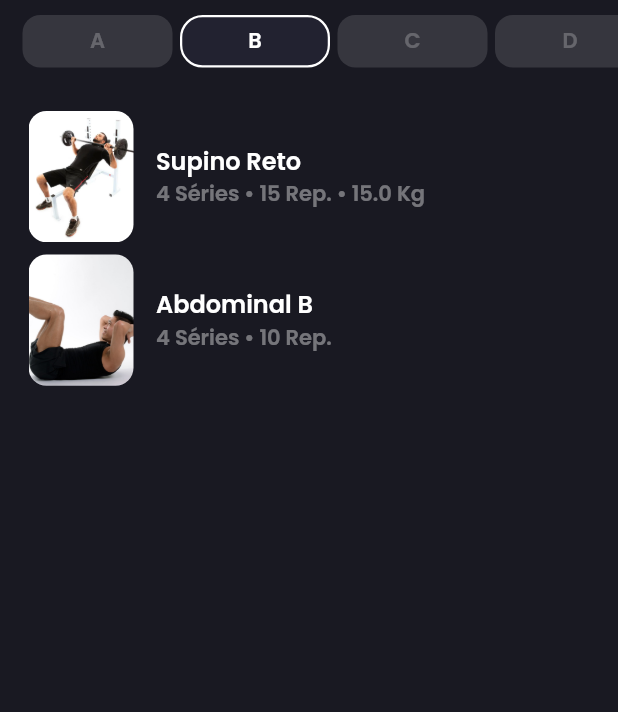
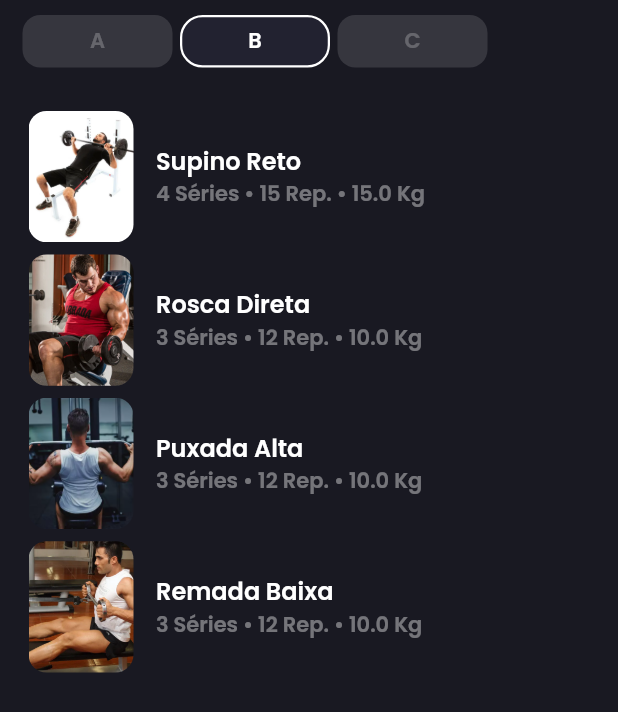
Before and after one commit to brunodeev/gym_app, a Flutter app: the WorkoutPage screen opened directly, after a tap on an icon or button, on a phone screen of 412 x 824 dp. Shown: the top 712 px of the screen. Run offline on Flutter 3.47's test engine with Material 2 defaults, Android fonts, the phone set to English and light mode, and no system bars.

Commit message:
adicionando exercícios

```diff
--- a/lib/data/dummy_data.dart
+++ b/lib/data/dummy_data.dart
@@ -1,19 +1,19 @@
 // ignore_for_file: camel_case_types
 
 class DUMMY_DATA {
-  final List<String> type = ['A', 'B', 'C', 'D'];
+  final List<String> type = ['A', 'B', 'C'];
   final List<Map<String, dynamic>> a = [
     {
       'type': 'A',
       'image': 'assets/images/men.jpg',
-      'name': 'Montanha A',
+      'name': 'Montanha Alpinista',
       'rep': 10,
       'series': 4,
     },
     {
       'type': 'A',
       'image': 'assets/images/abdominal.jpg',
-      'name': 'Abdominal A',
+      'name': 'Abdominal Supra',
       'rep': 10,
       'series': 4,
     },
@@ -29,10 +29,27 @@ class DUMMY_DATA {
     },
     {
       'type': 'B',
-      'image': 'assets/images/abdominal.jpg',
-      'name': 'Abdominal B',
-      'rep': 10,
-      'series': 4,
+      'image': 'assets/images/rosca direta.jpg',
+      'name': 'Rosca Direta',
+      'rep': 12,
+      'series': 3,
+      'weight': 10.0
+    },
+    {
+      'type': 'B',
+      'image': 'assets/images/puxada alta.webp',
+      'name': 'Puxada Alta',
+      'rep': 12,
+      'series': 3,
+      'weight': 10.0
+    },
+    {
+      'type': 'B',
+      'image': 'assets/images/remada baixa.webp',
+      'name': 'Remada Baixa',
+      'rep': 12,
+      'series': 3,
+      'weight': 10.0
     },
   ];
   final List<Map<String, dynamic>> c = [
```
Also changed, not shown: assets/images/puxada alta.jpg (added), assets/images/puxada alta.webp (added), assets/images/remada baixa.webp (added), assets/images/rosca direta.jpg (added).
